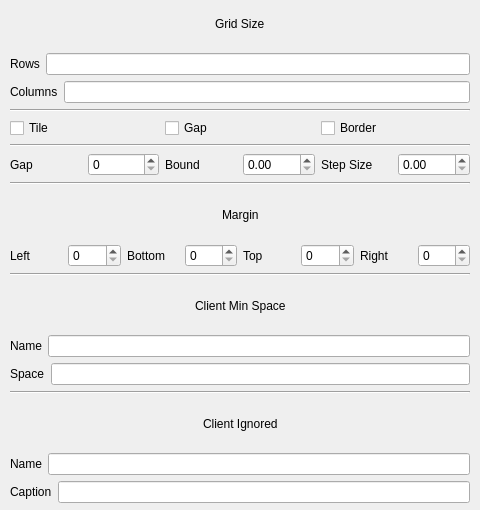
Qt form contents/ui/config.ui (lingtjien/Grid-Tiling-Kwin) before a commit.
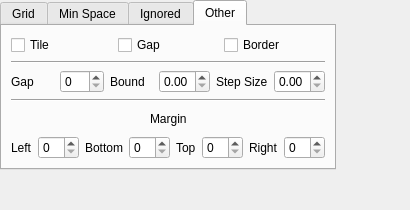
The same form after that commit. The open tabs and pages were chosen to show the change.

Commit message: refactor UI into tabs

Diff of the .ui file:
```diff
--- a/contents/ui/config.ui
+++ b/contents/ui/config.ui
@@ -2,73 +2,21 @@
 <ui version="4.0">
  <class>KWin::GridTilingConfigForm</class>
  <widget class="QWidget" name="KWin::GridTilingConfigForm">
-  <property name="geometry">
-   <rect>
-    <x>0</x>
-    <y>0</y>
-    <width>480</width>
-    <height>510</height>
-   </rect>
-  </property>
   <property name="minimumSize">
    <size>
-    <width>480</width>
-    <height>510</height>
+        <width>410</width>
+        <height>210</height>
    </size>
   </property>
   <property name="windowTitle">
    <string>Grid Tiling</string>
   </property>
-  <widget class="QWidget" name="verticalLayoutWidget_3">
-   <property name="geometry">
-    <rect>
-     <x>10</x>
-     <y>0</y>
-     <width>460</width>
-     <height>503</height>
-    </rect>
-   </property>
-   <layout class="QVBoxLayout" name="main">
-    <item>
-     <layout class="QHBoxLayout" name="gridHeaderLayout">
-      <item>
-       <spacer name="gridHeaderLeftSpacer">
-        <property name="orientation">
-         <enum>Qt::Horizontal</enum>
-        </property>
-        <property name="sizeHint" stdset="0">
-         <size>
-          <width>40</width>
-          <height>20</height>
-         </size>
-        </property>
-       </spacer>
-      </item>
-      <item>
-       <widget class="QLabel" name="gridHeaderLabel">
-        <property name="toolTip">
-         <string/>
-        </property>
-        <property name="text">
-         <string>Grid Size</string>
-        </property>
-       </widget>
-      </item>
-      <item>
-       <spacer name="gridHeaderRightSpacer">
-        <property name="orientation">
-         <enum>Qt::Horizontal</enum>
-        </property>
-        <property name="sizeHint" stdset="0">
-         <size>
-          <width>40</width>
-          <height>20</height>
-         </size>
-        </property>
-       </spacer>
-      </item>
-     </layout>
-    </item>
+    <widget class="QTabWidget" name="mainTabs">
+      <widget class="QWidget" name="gridTab">
+        <attribute name="title">
+          <string>Grid</string>
+        </attribute>
+        <layout class="QVBoxLayout" name="gridLayout">
     <item>
      <layout class="QHBoxLayout" name="rowsLayout">
       <item>
@@ -97,15 +45,104 @@
       </item>
      </layout>
     </item>
+        </layout>
+      </widget>
+      <widget class="QWidget" name="minSpaceTab">
+        <attribute name="title">
+          <string>Min Space</string>
+        </attribute>
+        <layout class="QVBoxLayout" name="minSpaceLayout">
     <item>
-     <widget class="Line" name="lineDivider0">
-      <property name="orientation">
-       <enum>Qt::Horizontal</enum>
+            <layout class="QHBoxLayout" name="minSpaceNameLayout">
+              <item>
+                <widget class="QLabel" name="minSpaceNameLabel">
+                  <property name="text">
+                    <string>Name</string>
       </property>
      </widget>
     </item>
+              <item>
+                <widget class="QLineEdit" name="kcfg_minSpaceNames">
+                  <property name="text">
+                    <string/>
+                  </property>
+                </widget>
+              </item>
+            </layout>
+          </item>
+          <item>
+            <layout class="QHBoxLayout" name="minSpaceValueLayout">
+              <item>
+                <widget class="QLabel" name="minSpaceValueLabel">
+                  <property name="text">
+                    <string>Space</string>
+                  </property>
+                </widget>
+              </item>
+              <item>
+                <widget class="QLineEdit" name="kcfg_minSpaceValues">
+                  <property name="text">
+                    <string/>
+                  </property>
+                </widget>
+              </item>
+            </layout>
+          </item>
+        </layout>
+      </widget>
+      <widget class="QWidget" name="ignoredTab">
+        <attribute name="title">
+          <string>Ignored</string>
+        </attribute>
+        <layout class="QVBoxLayout" name="ignoredTabLayout">
+          <item>
+            <layout class="QHBoxLayout" name="ignoredNameLayout">
+              <item>
+                <widget class="QLabel" name="ignoredNameLabel">
+                  <property name="text">
+                    <string>Name</string>
+                  </property>
+                </widget>
+              </item>
+              <item>
+                <widget class="QLineEdit" name="kcfg_ignoredNames">
+                  <property name="text">
+                    <string/>
+                  </property>
+                </widget>
+              </item>
+            </layout>
+          </item>
+          <item>
+            <layout class="QHBoxLayout" name="ignoredCaptionLayout">
+              <item>
+                <widget class="QLabel" name="ignoredCaptionLabel">
+                  <property name="text">
+                    <string>Caption</string>
+                  </property>
+                </widget>
+              </item>
+              <item>
+                <widget class="QLineEdit" name="kcfg_ignoredCaptions">
+                  <property name="text">
+                    <string/>
+                  </property>
+                </widget>
+              </item>
+            </layout>
+          </item>
+        </layout>
+      </widget>
+      <widget class="QWidget" name="otherTab">
+        <attribute name="title">
+          <string>Other</string>
+        </attribute>
+        <layout class="QVBoxLayout" name="settingLayout">
     <item>
      <layout class="QHBoxLayout" name="toggleLayout">
+              <property name="spacing">
+                <number>6</number>
+              </property>
       <item>
        <widget class="QCheckBox" name="kcfg_tile">
         <property name="text">
@@ -130,7 +167,7 @@
      </layout>
     </item>
     <item>
-     <widget class="Line" name="lineDivider1">
+            <widget class="Line" name="settingLine0">
       <property name="orientation">
        <enum>Qt::Horizontal</enum>
       </property>
@@ -189,12 +226,14 @@
      </layout>
     </item>
     <item>
-     <widget class="Line" name="lineDivider2">
+            <widget class="Line" name="settingLine1">
       <property name="orientation">
        <enum>Qt::Horizontal</enum>
       </property>
      </widget>
     </item>
+          <item>
+            <layout class="QVBoxLayout" name="marginLayout">
     <item>
      <layout class="QHBoxLayout" name="marginHeaderLayout">
       <item>
@@ -236,7 +275,7 @@
      </layout>
     </item>
     <item>
-     <layout class="QHBoxLayout" name="marginLayout">
+                <layout class="QHBoxLayout" name="marginKCFGLayout">
       <item>
        <widget class="QLabel" name="marginLLabel">
         <property name="text">
@@ -279,179 +318,10 @@
       </item>
      </layout>
     </item>
-    <item>
-     <widget class="Line" name="lineDivider3">
-      <property name="orientation">
-       <enum>Qt::Horizontal</enum>
-      </property>
-     </widget>
-    </item>
-    <item>
-     <layout class="QHBoxLayout" name="minSpaceHeaderLayout">
-      <item>
-       <spacer name="minSpaceHeaderLeftSpacer">
-        <property name="orientation">
-         <enum>Qt::Horizontal</enum>
-        </property>
-        <property name="sizeHint" stdset="0">
-         <size>
-          <width>40</width>
-          <height>20</height>
-         </size>
-        </property>
-       </spacer>
-      </item>
-      <item>
-       <widget class="QLabel" name="minSpaceHeaderLabel">
-        <property name="maximumSize">
-         <size>
-          <width>16777215</width>
-          <height>16777215</height>
-         </size>
-        </property>
-        <property name="text">
-         <string>Client Min Space</string>
-        </property>
-       </widget>
-      </item>
-      <item>
-       <spacer name="minSpaceHeaderRightSpacer">
-        <property name="orientation">
-         <enum>Qt::Horizontal</enum>
-        </property>
-        <property name="sizeHint" stdset="0">
-         <size>
-          <width>40</width>
-          <height>20</height>
-         </size>
-        </property>
-       </spacer>
-      </item>
-     </layout>
-    </item>
-    <item>
-     <layout class="QHBoxLayout" name="minSpaceNameLayout">
-      <item>
-       <widget class="QLabel" name="minSpaceNameLabel">
-        <property name="text">
-         <string>Name</string>
-        </property>
-       </widget>
-      </item>
-      <item>
-       <widget class="QLineEdit" name="kcfg_minSpaceNames">
-        <property name="text">
-         <string/>
-        </property>
-       </widget>
-      </item>
-     </layout>
-    </item>
-    <item>
-     <layout class="QHBoxLayout" name="minSpaceValueLayout">
-      <item>
-       <widget class="QLabel" name="minSpaceValueLabel">
-        <property name="text">
-         <string>Space</string>
-        </property>
-       </widget>
-      </item>
-      <item>
-       <widget class="QLineEdit" name="kcfg_minSpaceValues">
-        <property name="text">
-         <string/>
-        </property>
-       </widget>
-      </item>
-     </layout>
-    </item>
-    <item>
-     <widget class="Line" name="lineDivider4">
-      <property name="orientation">
-       <enum>Qt::Horizontal</enum>
-      </property>
-     </widget>
-    </item>
-    <item>
-     <layout class="QHBoxLayout" name="ignoredHeaderLayout">
-      <item>
-       <spacer name="ignoredHeaderLeftSpacer">
-        <property name="orientation">
-         <enum>Qt::Horizontal</enum>
-        </property>
-        <property name="sizeHint" stdset="0">
-         <size>
-          <width>40</width>
-          <height>20</height>
-         </size>
-        </property>
-       </spacer>
-      </item>
-      <item>
-       <widget class="QLabel" name="ignoredHeaderLabel">
-        <property name="maximumSize">
-         <size>
-          <width>16777215</width>
-          <height>16777215</height>
-         </size>
-        </property>
-        <property name="text">
-         <string>Client Ignored</string>
-        </property>
-       </widget>
-      </item>
-      <item>
-       <spacer name="ignoredHeaderRightSpacer">
-        <property name="orientation">
-         <enum>Qt::Horizontal</enum>
-        </property>
-        <property name="sizeHint" stdset="0">
-         <size>
-          <width>40</width>
-          <height>20</height>
-         </size>
-        </property>
-       </spacer>
-      </item>
-     </layout>
-    </item>
-    <item>
-     <layout class="QHBoxLayout" name="ignoredNameLayout">
-      <item>
-       <widget class="QLabel" name="ignoredNameLabel">
-        <property name="text">
-         <string>Name</string>
-        </property>
-       </widget>
-      </item>
-      <item>
-       <widget class="QLineEdit" name="kcfg_ignoredNames">
-        <property name="text">
-         <string/>
-        </property>
-       </widget>
-      </item>
-     </layout>
-    </item>
-    <item>
-     <layout class="QHBoxLayout" name="ignoredCaptionLayout">
-      <item>
-       <widget class="QLabel" name="ignoredCaptionLabel">
-        <property name="text">
-         <string>Caption</string>
-        </property>
-       </widget>
-      </item>
-      <item>
-       <widget class="QLineEdit" name="kcfg_ignoredCaptions">
-        <property name="text">
-         <string/>
-        </property>
-       </widget>
-      </item>
-     </layout>
-    </item>
-   </layout>
+            </layout>
+          </item>
+        </layout>
+      </widget>
   </widget>
  </widget>
  <resources/>
```
Lines whose indentation alone changed are shown as unchanged.
